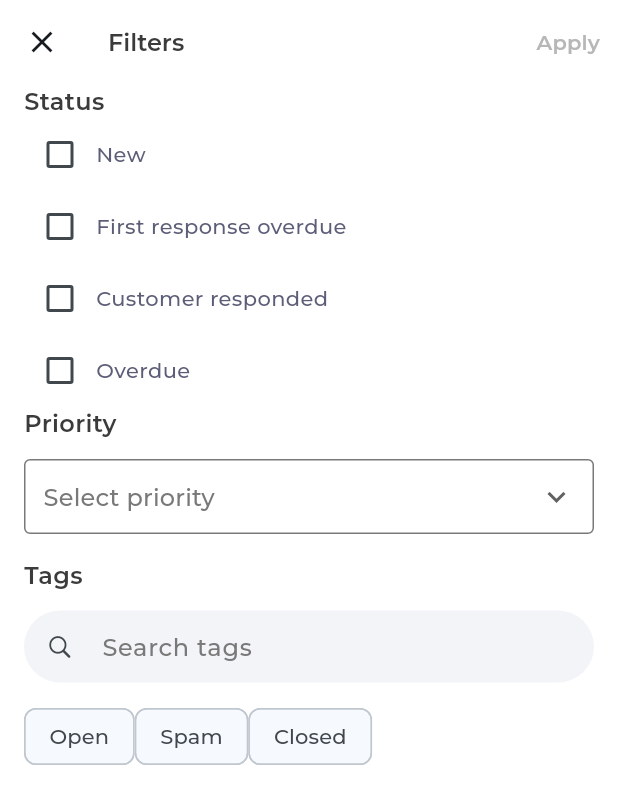
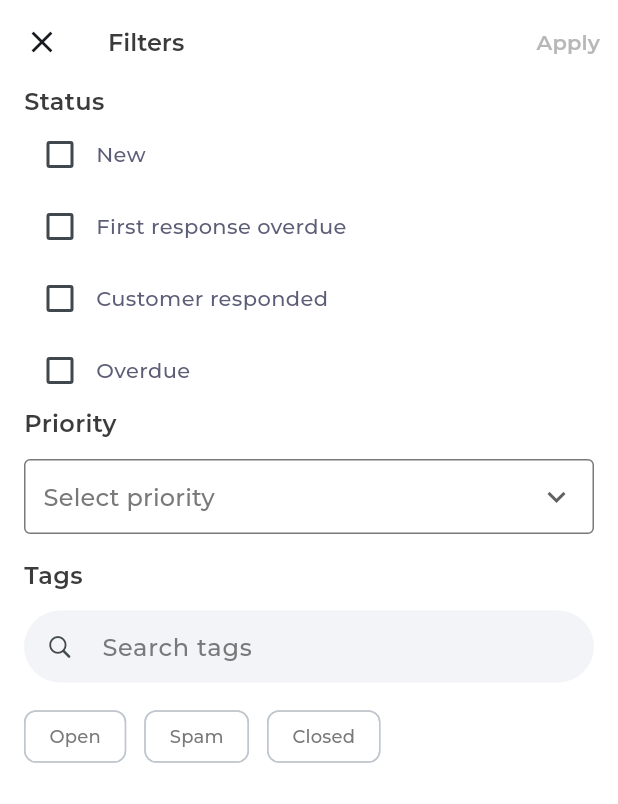
Before and after one commit to soton371/tickets, a Flutter app: the FilterPage screen opened by its route, on a phone screen of 412 x 824 dp. Shown: the top 804 px of the screen. Run offline on Flutter 3.47's test engine with Material 3 defaults, Android fonts, the phone set to English and light mode, and no system bars; our stand-ins replace bloc, dartz, flutter_bloc, get_it; project files that could hold a hidden picture were left out.

```diff
--- a/lib/features/filter/presentation/pages/filter_page.dart
+++ b/lib/features/filter/presentation/pages/filter_page.dart
@@ -179,10 +179,21 @@ class FilterPage extends StatelessWidget {
                         Wrap(
                           runSpacing: AppSizes.paddingInside,
                           children:
-                          state.tagList.map((tag) => ChoiceChip(label: Text(tag.title), selected: tag.selected,onSelected: (v){
-                            tag.selected = v;
-                            context.read<FilterBloc>().add(DoSelectedTagListChange(state.tagList));
-                          },)).toList(),
+                          state.tagList.map((tag) => Padding(
+                            padding: EdgeInsets.only(bottom: 8,right: AppSizes.paddingInside),
+                            child: ChoiceChip(
+                              label: Text(tag.title),
+                              labelStyle: TextStyle(
+                                fontSize: AppSizes.fontSizeSmall,
+                                color: AppColors.headlineGrey,
+                                fontWeight: FontWeight.w500,
+                              ),
+                              backgroundColor: AppColors.background,
+                              selected: tag.selected,onSelected: (v){
+                              tag.selected = v;
+                              context.read<FilterBloc>().add(DoSelectedTagListChange(state.tagList));
+                            },),
+                          )).toList(),
                         ),
                         SizedBox(height: AppSizes.paddingBody),
                       ],
```
